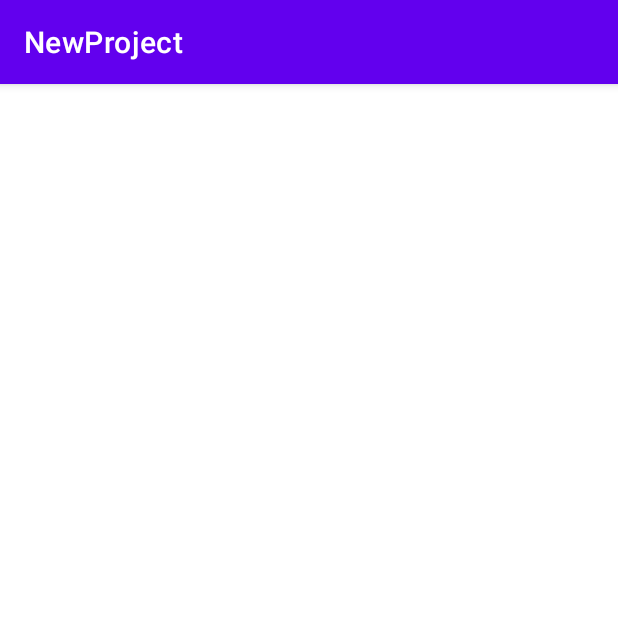
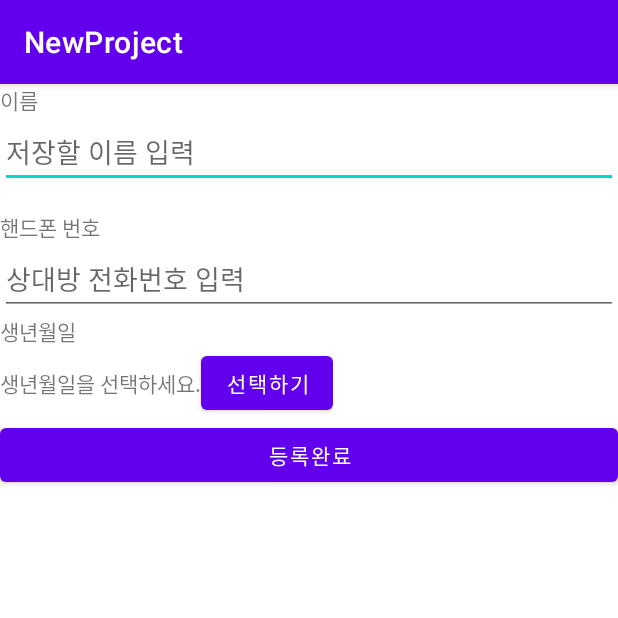
Before and after one commit to torinunna2/NewProject, an Android app: the screen it shows after launch (EditPhonNumActivity before the commit, EditPhoneNumActivity after it), after a tap on "새 전화번호 등록", on a phone screen of 412 x 824 dp, the top half of it. Run offline under Robolectric (Android 15) with nearby library versions, the phone set to English and light mode, and no system bars.

```diff
--- a/app/src/main/AndroidManifest.xml
+++ b/app/src/main/AndroidManifest.xml
@@ -10,7 +10,7 @@
         android:supportsRtl="true"
         android:theme="@style/Theme.NewProject">
         <activity
-            android:name=".EditPhonNumActivity"
+            android:name=".EditPhoneNumActivity"
             android:exported="true" />
         <activity
             android:name=".MainActivity"
--- a/app/src/main/java/com/nepplus/newproject/EditPhonNumActivity.kt
+++ /dev/null
@@ -1,19 +0,0 @@
-package com.nepplus.newproject
-
-import androidx.appcompat.app.AppCompatActivity
-import android.os.Bundle
-
-class EditPhonNumActivity : BaseActivity() {
-    override fun onCreate(savedInstanceState: Bundle?) {
-        super.onCreate(savedInstanceState)
-        setContentView(R.layout.activity_edit_phon_num)
-    }
-
-    override fun setupEvents() {
-
-    }
-
-    override fun setValues() {
-
-    }
-}
--- /dev/null
+++ b/app/src/main/java/com/nepplus/newproject/EditPhoneNumActivity.kt
@@ -0,0 +1,39 @@
+package com.nepplus.newproject
+
+import android.app.DatePickerDialog
+import android.os.Bundle
+import android.widget.DatePicker
+import kotlinx.android.synthetic.main.activity_edit_phone_num.*
+import kotlinx.android.synthetic.main.activity_edit_phone_num.*
+import java.util.*
+
+class EditPhoneNumActivity : BaseActivity() {
+
+    val mSelectedDate = Calendar.getInstance()
+
+    override fun onCreate(savedInstanceState: Bundle?) {
+        super.onCreate(savedInstanceState)
+        setContentView(R.layout.activity_edit_phone_num)
+    }
+
+    override fun setupEvents() {
+
+        selectBirthDayBtn.setOnClickListener{
+
+            val dateSetListener = object : DatePickerDialog.OnDateSetListener{
+                override fun onDateSet(p0: DatePicker?, year: Int, month: Int, dayOfMonth: Int) {
+
+                }
+            }
+
+            val datePickerDialog = DatePickerDialog(mContext, dateSetListener,
+            mSelectedDate.get(Calendar.YEAR), mSelectedDate.get(Calendar.MONTH), mSelectedDate.get(Calendar.DAY_OF_MONTH))
+            datePickerDialog.show()
+
+        }
+
+    }
+
+    override fun setValues() {
+    }
+}
--- a/app/src/main/java/com/nepplus/newproject/MainActivity.kt
+++ b/app/src/main/java/com/nepplus/newproject/MainActivity.kt
@@ -1,9 +1,7 @@
 package com.nepplus.newproject
 
 import android.content.Intent
-import androidx.appcompat.app.AppCompatActivity
 import android.os.Bundle
-import android.view.View
 import kotlinx.android.synthetic.main.activity_main.*
 
 class MainActivity : BaseActivity() {
@@ -22,7 +20,7 @@ class MainActivity : BaseActivity() {
         addPhoneNumBtn.setOnClickListener{
 
 
-            val myIntent = Intent(mContext, EditPhonNumActivity::class.java)
+            val myIntent = Intent(mContext, EditPhoneNumActivity::class.java)
             startActivity(myIntent)
 
         }
--- a/app/src/main/res/layout/activity_edit_phon_num.xml
+++ /dev/null
@@ -1,9 +0,0 @@
-<?xml version="1.0" encoding="utf-8"?>
-<LinearLayout xmlns:android="http://schemas.android.com/apk/res/android"
-    xmlns:app="http://schemas.android.com/apk/res-auto"
-    xmlns:tools="http://schemas.android.com/tools"
-    android:layout_width="match_parent"
-    android:layout_height="match_parent"
-    tools:context=".EditPhonNumActivity">
-
-</LinearLayout>
--- /dev/null
+++ b/app/src/main/res/layout/activity_edit_phone_num.xml
@@ -0,0 +1,73 @@
+<?xml version="1.0" encoding="utf-8"?>
+<LinearLayout xmlns:android="http://schemas.android.com/apk/res/android"
+    xmlns:app="http://schemas.android.com/apk/res-auto"
+    xmlns:tools="http://schemas.android.com/tools"
+    android:layout_width="match_parent"
+    android:layout_height="match_parent"
+    android:orientation="vertical"
+    tools:context=".EditPhoneNumActivity">
+
+    <TextView
+        android:layout_width="wrap_content"
+        android:layout_height="wrap_content"
+        android:text="이름" />
+
+    <EditText
+        android:id="@+id/nameEdt"
+        android:layout_width="match_parent"
+        android:layout_height="wrap_content"
+        android:hint="저장할 이름 입력"
+        android:singleLine="true" />
+
+    <TextView
+        android:layout_width="wrap_content"
+        android:layout_height="wrap_content"
+        android:text="핸드폰 번호"
+        android:layout_marginTop="15dp" />
+
+    <EditText
+        android:id="@+id/phoneNumEdt"
+        android:layout_width="match_parent"
+        android:layout_height="wrap_content"
+        android:hint="상대방 전화번호 입력"
+        android:inputType="phone" />
+
+    <TextView
+        android:layout_width="wrap_content"
+        android:layout_height="wrap_content"
+        android:text="생년월일" />
+
+    <LinearLayout
+        android:layout_width="wrap_content"
+        android:layout_height="wrap_content"
+        android:orientation="horizontal" >
+
+
+        <TextView
+            android:layout_width="wrap_content"
+            android:layout_height="wrap_content"
+            android:text="생년월일을 선택하세요." />
+
+        <TextView
+            android:layout_width="0dp"
+            android:layout_height="wrap_content"
+            android:layout_weight="1" />
+
+        <Button
+            android:id="@+id/selectBirthDayBtn"
+            android:layout_width="wrap_content"
+            android:layout_height="wrap_content"
+            android:text="선택하기" />
+
+
+
+    </LinearLayout>
+
+    <Button
+        android:id="@+id/okBtn"
+        android:layout_width="match_parent"
+        android:layout_height="wrap_content"
+        android:text="등록완료" />
+
+
+</LinearLayout>
```
